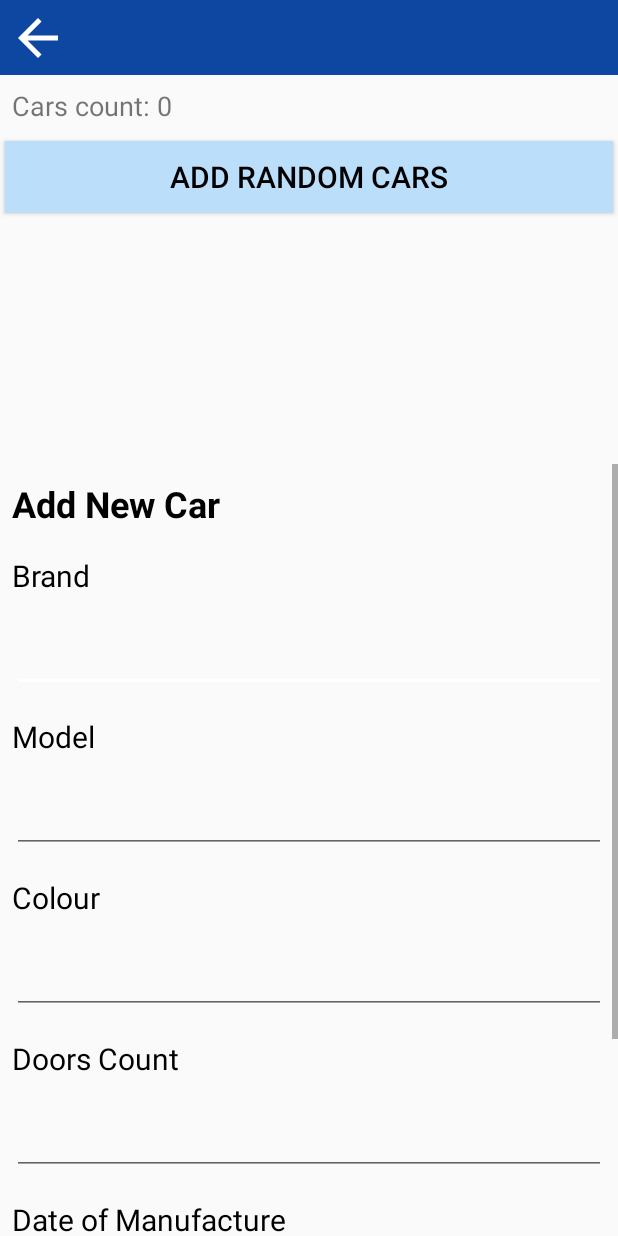
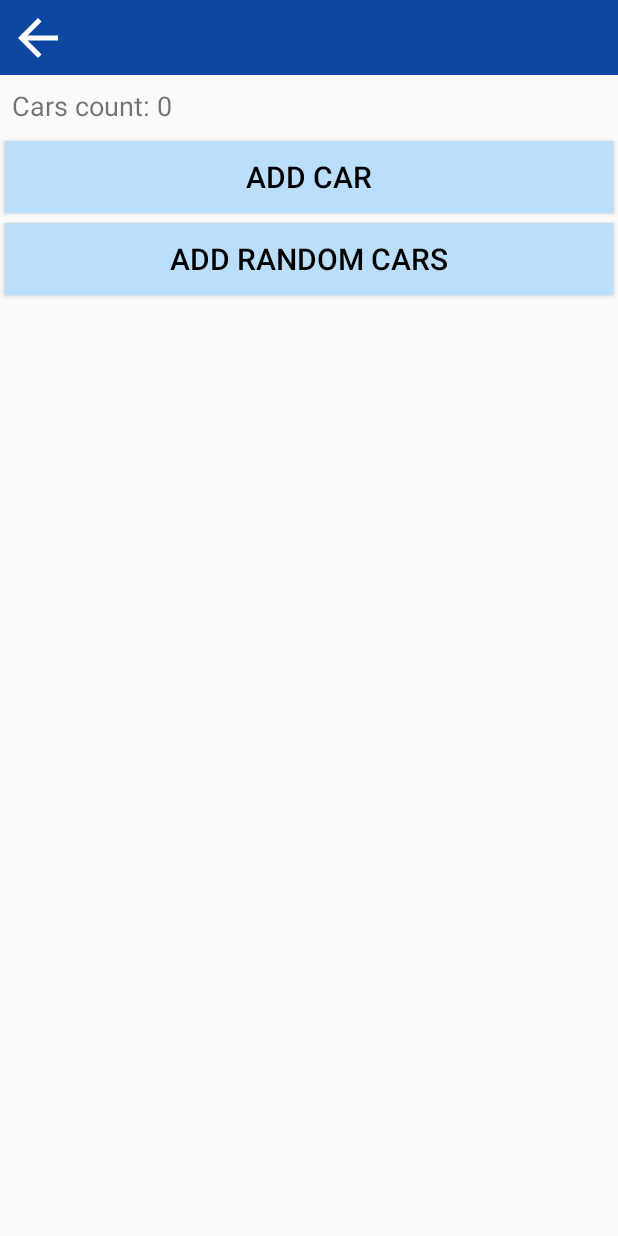
Before and after one commit to Carlie45/CarsApp, an Android app: the AddCarActivity screen opened directly, with no data from a screen before it, on a phone screen of 412 x 824 dp. Run offline under Robolectric (Android 15) with nearby library versions, the phone set to English and light mode, and no system bars.

Commit message:
Refactor buttons in AddCarActivity

```diff
--- a/app/src/main/java/com/edynamix/learning/android/carsapp/activities/AddCarActivity.java
+++ b/app/src/main/java/com/edynamix/learning/android/carsapp/activities/AddCarActivity.java
@@ -11,7 +11,8 @@ import android.view.View;
 import android.widget.Button;
 import android.widget.DatePicker;
 import android.widget.EditText;
-import android.widget.ListView;
+import android.widget.LinearLayout;
+import android.widget.ScrollView;
 import android.widget.TextView;
 import android.widget.Toast;
 
@@ -31,6 +32,7 @@ public class AddCarActivity extends Activity {
     private CarsStorage carsStorage;
 
     private Button buttonBack;
+    private Button buttonAddCar;
     private Button buttonGoToLinearLayout;
     private Button buttonGoToListView;
     private Button buttonAddRandomCars;
@@ -46,6 +48,9 @@ public class AddCarActivity extends Activity {
     private EditText editTextModel;
     private EditText editTextColour;
     private EditText editTextDoorsCount;
+
+    private LinearLayout linearLayoutButtons;
+    private ScrollView scrollViewAddCar;
 
     private Date dateOfManufacture;
 
@@ -68,8 +73,7 @@ public class AddCarActivity extends Activity {
     private void initViews() {
         initAppToolbar();
         initCarCounter();
-        initButtonsToOtherActivities();
-        initButtonsForRandomCars();
+        initButtons();
         initCarPropertiesEditTexts();
         initDateComponents();
         initCreateNewCarButton();
@@ -83,7 +87,7 @@ public class AddCarActivity extends Activity {
         buttonBack.setOnClickListener(new View.OnClickListener() {
             @Override
             public void onClick(View v) {
-                AddCarActivity.this.finish();
+                finish();
             }
         });
     }
@@ -93,9 +97,30 @@ public class AddCarActivity extends Activity {
         updateViewForCarsCount();
     }
 
-    private void initButtonsToOtherActivities() {
+    private void initButtons() {
+        initAddCarButton();
+        initButtonsForRandomCars();
         initButtonToLinearLayout();
         initButtonToListView();
+        updateVisibilityOfGoToOtherViewsButtons();
+    }
+
+    private void initAddCarButton() {
+        buttonAddCar = (Button) findViewById(R.id.buttonAddCar);
+        buttonAddCar.setOnClickListener(new View.OnClickListener() {
+            @Override
+            public void onClick(View v) {
+                scrollViewAddCar = (ScrollView) findViewById(R.id.scrollViewAddCar);
+                scrollViewAddCar.setVisibility(View.VISIBLE);
+                linearLayoutButtons = (LinearLayout) findViewById(R.id.linearLayoutButtons);
+                linearLayoutButtons.setVisibility(View.GONE);
+            }
+        });
+    }
+
+    private void initButtonsForRandomCars() {
+        initAddRandomCarsButton();
+        initDeleteRandomCarButton();
     }
 
     private void initButtonToLinearLayout() {
@@ -107,7 +132,6 @@ public class AddCarActivity extends Activity {
                 startActivity(goToLinearLayoutIntent);
             }
         });
-        updateVisibilityOfGoToLinearLayoutButton();
     }
 
     private void initButtonToListView() {
@@ -119,12 +143,6 @@ public class AddCarActivity extends Activity {
                 startActivity(goToLinearLayoutIntent);
             }
         });
-        updateVisibilityOfGoToListViewButton();
-    }
-
-    private void initButtonsForRandomCars() {
-        initAddRandomCarsButton();
-        initDeleteRandomCarButton();
     }
 
     private void initAddRandomCarsButton() {
@@ -261,7 +279,7 @@ public class AddCarActivity extends Activity {
         carsStorage.addCar(newCar);
 
         updateViewForCarsCount();
-        updateButtonsVisibility();
+        updateVisibilityOfViewComponents();
     }
 
     private void generateRandomNumberOfCars() {
@@ -291,7 +309,7 @@ public class AddCarActivity extends Activity {
         Car randomCar = RandomCarGenerator.getRandomCar();
         carsStorage.addCar(randomCar);
 
-        updateButtonsVisibility();
+        updateVisibilityOfViewComponents();
     }
 
     private void deleteRandomCar() {
@@ -306,45 +324,45 @@ public class AddCarActivity extends Activity {
         int carIndex = rand.nextInt(carsStorage.getCarsCount());
         carsStorage.deleteCar(carIndex);
 
-        updateButtonsVisibility();
+        updateVisibilityOfViewComponents();
     }
 
     private void updateViewForCarsCount() {
         textViewCarsCount.setText(getCarsCountText());
     }
 
-    private void updateButtonsVisibility() {
+    private void updateVisibilityOfViewComponents() {
+        showButtonsLayout();
+        hideScrollView();
         updateVisibilityOfDeleteButton();
-        updateVisibilityOfGoToLinearLayoutButton();
-        updateVisibilityOfGoToListViewButton();
+        updateVisibilityOfGoToOtherViewsButtons();
+    }
+
+    private void showButtonsLayout() {
+        linearLayoutButtons.setVisibility(View.VISIBLE);
+    }
+
+    private void hideScrollView() {
+        scrollViewAddCar.setVisibility(View.GONE);
     }
 
     private void updateVisibilityOfDeleteButton() {
         int carsCount = carsStorage.getCarsCount();
 
         if (carsCount == 0) {
-            buttonDeleteRandomCar.setVisibility(View.INVISIBLE);
+            buttonDeleteRandomCar.setVisibility(View.GONE);
         } else {
             buttonDeleteRandomCar.setVisibility(View.VISIBLE);
         }
     }
 
-    private void updateVisibilityOfGoToLinearLayoutButton() {
+    private void updateVisibilityOfGoToOtherViewsButtons() {
         int carsCount = carsStorage.getCarsCount();
-
         if (carsCount < 10) {
-            buttonGoToLinearLayout.setVisibility(View.INVISIBLE);
+            buttonGoToLinearLayout.setVisibility(View.GONE);
+            buttonGoToListView.setVisibility(View.GONE);
         } else {
             buttonGoToLinearLayout.setVisibility(View.VISIBLE);
-        }
-    }
-
-    private void updateVisibilityOfGoToListViewButton() {
-        int carsCount = carsStorage.getCarsCount();
-
-        if (carsCount < 10) {
-            buttonGoToListView.setVisibility(View.INVISIBLE);
-        } else {
             buttonGoToListView.setVisibility(View.VISIBLE);
         }
     }
--- a/app/src/main/res/layout/content_add_car.xml
+++ b/app/src/main/res/layout/content_add_car.xml
@@ -15,11 +15,16 @@
         android:textSize="18dp"/>
 
     <LinearLayout
-        android:id="@+id/randomButtonsLayout"
+        android:id="@+id/linearLayoutButtons"
         android:layout_width="match_parent"
         android:layout_height="wrap_content"
         android:layout_below="@id/textViewCarsCount"
         android:orientation="vertical">
+
+        <Button
+            android:id="@+id/buttonAddCar"
+            style="@style/RandomCarButton"
+            android:text="@string/add_car_button_name"/>
 
         <Button
             android:id="@+id/buttonAddRandomCars"
@@ -47,7 +52,8 @@
         android:id="@+id/scrollViewAddCar"
         android:layout_width="match_parent"
         android:layout_height="wrap_content"
-        android:layout_below="@id/randomButtonsLayout"
+        android:layout_below="@id/linearLayoutButtons"
+        android:visibility="gone"
         android:fillViewport="false">
 
         <LinearLayout
--- a/app/src/main/res/values/strings.xml
+++ b/app/src/main/res/values/strings.xml
@@ -14,6 +14,7 @@
     <string name="date_of_manufacture_label">Date of Manufacture</string>
     <string name="pick_date">Pick Date</string>
     <string name="create_new_car">Create New Car</string>
+    <string name="add_car_button_name">Add Car</string>
     <string name="add_random_cars_button_name">Add Random Cars</string>
     <string name="delete_random_car_button_name">Delete Random Car</string>
     <string name="go_to_linear_layout">Go To LinearLayout</string>
```
